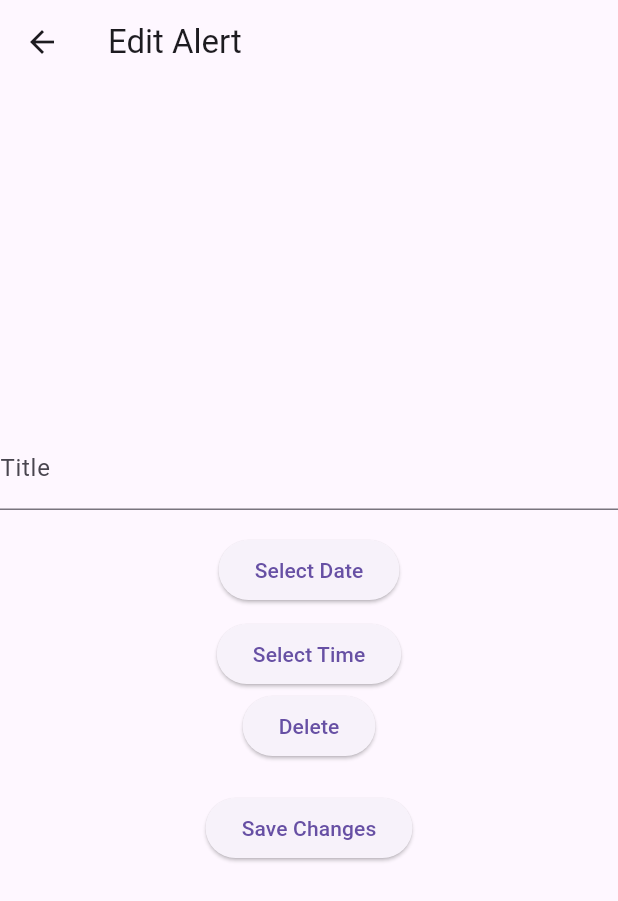
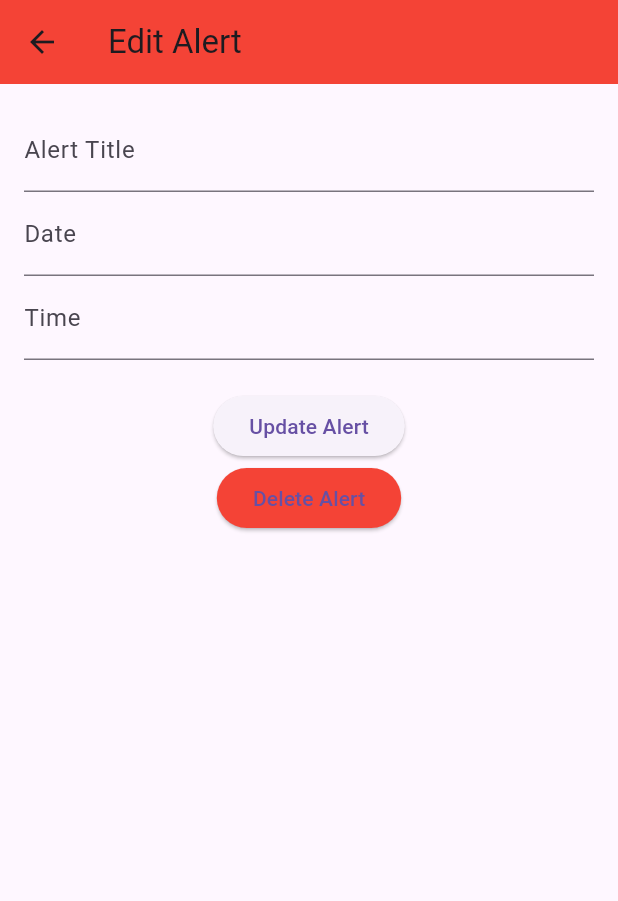
Before and after one commit to UNO-CSCI4830/GlucoGuide, a Flutter app: the EditAlert screen opened directly with empty values, on a phone screen of 412 x 824 dp. Shown: the top 901 px of the screen. Run offline on Flutter 3.47's test engine with Material 3 defaults, Android fonts, the phone set to English and light mode, and no system bars; our stand-ins replace cloud_firestore, firebase_auth, firebase_core; accounts and stored records are empty; statements that could not run were skipped.

Commit message:
Changed edit_alert to update firebase

```diff
--- a/glucoguide/lib/screens/alerts/alerts_page.dart
+++ b/glucoguide/lib/screens/alerts/alerts_page.dart
@@ -1,6 +1,8 @@
 import 'package:flutter/material.dart';
 import 'package:glucoguide/providers/user_provider.dart';
 import 'package:provider/provider.dart';
+import 'add_alert.dart';
+import 'edit_alert.dart';
 
 class AlertsPage extends StatefulWidget {
   const AlertsPage({super.key});
@@ -12,6 +14,12 @@ class AlertsPage extends StatefulWidget {
 class _AlertsPageState extends State<AlertsPage> {
   final List<Map<String, dynamic>> _alerts = []; // List to store alerts
 
+  //Function to delete an alert
+  void _deleteAlert(Map<String, dynamic> alert){
+    setState((){
+      _alerts.remove(alert);
+    });
+  }
   // Function to add an alert to the list
   void _addAlert(Map<String, dynamic> alert) {
     setState(() {
@@ -36,10 +44,24 @@ class _AlertsPageState extends State<AlertsPage> {
     });
   }
 
+    // Function to navigate to EditAlert page
+  void _editAlert(Map<String, dynamic> alert) {
+    Navigator.push(
+      context,
+      MaterialPageRoute(
+        builder: (context) => EditAlert(
+          alert: alert,
+          onDelete: _deleteAlert, // Pass the delete function
+          alertID: alert['id'],
+        ),
+      ),
+    );
+  }
+
   @override
   Widget build(BuildContext context) {
     final userProfile = Provider.of<UserProvider>(context).userProfile;
-    final alertsList = userProfile?.alerts;
+    final alertsList = userProfile?.alerts ?? [];
 
     return Scaffold(
       appBar: AppBar(
@@ -81,7 +103,7 @@ class _AlertsPageState extends State<AlertsPage> {
                           final updated_alert = await Navigator.push(
                             context,
                             MaterialPageRoute(
-                              builder: (context) => EditAlert(alert: alert),
+                              builder: (context) => EditAlert(alert: alert, onDelete: _deleteAlert, alertID: alert['id'],),
                             ),
                           );
                           if (updated_alert != null) {
@@ -98,197 +120,3 @@ class _AlertsPageState extends State<AlertsPage> {
     );
   }
 }
-
-class AddAlert extends StatefulWidget {
-  const AddAlert({super.key});
-
-  @override
-  Add_Alert createState() => Add_Alert();
-}
-
-// Page to handle making new alerts
-class Add_Alert extends State<AddAlert> {
-  final TextEditingController _alertName = TextEditingController();
-  DateTime? selectedDate; //variable to hold user selected date
-  String? selectedTime;
-
-  //Function to pick date
-  Future<void> _selectDate(BuildContext context) async {
-    final DateTime? picked = await showDatePicker(
-      context: context,
-      initialDate: DateTime.now(),
-      firstDate: DateTime(2000),
-      lastDate: DateTime(2101),
-    );
-    if (picked != null) {
-      selectedDate = picked; //Store the selected date
-      ScaffoldMessenger.of(context).showSnackBar(
-        //Display message to show success
-        SnackBar(
-            content: Text('Selected Date: ${picked.toLocal()}'.split(' ')[0])),
-      );
-    }
-  }
-
-// Function to pick time
-  Future<void> _selectTime(BuildContext context) async {
-    final TimeOfDay? pickedTime = await showTimePicker(
-      context: context,
-      initialTime: TimeOfDay.now(),
-    );
-    if (pickedTime != null) {
-      setState(
-        () {
-          selectedTime = pickedTime.format(context);
-        },
-      );
-    }
-  }
-
-  @override
-  Widget build(BuildContext context) {
-    return Scaffold(
-      appBar: AppBar(title: const Text('New Alert')),
-      body: Center(
-        child: Column(
-          mainAxisAlignment: MainAxisAlignment.center,
-          children: [
-            TextField(
-              //Title of the alert
-              controller: _alertName,
-              decoration: const InputDecoration(labelText: 'Title'),
-            ),
-            const SizedBox(height: 16),
-            ElevatedButton(
-              //Date selector
-              onPressed: () => _selectDate(context),
-              child: const Text('Select Date'),
-            ),
-            const SizedBox(height: 8), // Space between date and time button
-            ElevatedButton(
-              onPressed: () => _selectTime(context),
-              child: const Text('Select Time'),
-            ),
-            const SizedBox(height: 20),
-            ElevatedButton(
-              onPressed: () {
-                if (selectedDate != null && selectedTime != null) {
-                  final newAlert = {
-                    'title': _alertName.text,
-                    'date': selectedDate!.toLocal().toString().split(' ')[0],
-                    'time': selectedTime,
-                  };
-                  Navigator.pop(context, newAlert);
-                }
-              },
-              child: const Text('Save'),
-            ),
-          ],
-        ),
-      ),
-    );
-  }
-}
-
-//page to edit existing alert
-class EditAlert extends StatefulWidget {
-  final Map<String, dynamic> alert;
-  const EditAlert({required this.alert, super.key});
-
-  @override
-  edit_alert createState() => edit_alert();
-}
-
-class edit_alert extends State<EditAlert> {
-  late TextEditingController alert_name;
-  DateTime? selected_date;
-  String? selected_time;
-
-  @override
-  void initState() {
-    super.initState();
-    alert_name = TextEditingController(text: widget.alert['title']);
-    selected_date = DateTime.parse(widget.alert['date']);
-    selected_time = widget.alert['time'];
-  }
-
-  //Function to pick date
-  Future<void> _selectDate(BuildContext context) async {
-    final DateTime? picked = await showDatePicker(
-      context: context,
-      initialDate: selected_date ?? DateTime.now(),
-      firstDate: DateTime(2000),
-      lastDate: DateTime(2101),
-    );
-    if (picked != null) {
-      setState(() {
-        selected_date = picked; //Store the selected date
-      });
-      ScaffoldMessenger.of(context).showSnackBar(
-        //Display message to show success
-        SnackBar(
-            content: Text('Selected Date: ${picked.toLocal()}'.split(' ')[0])),
-      );
-    }
-  }
-
-// Function to pick time
-  Future<void> _selectTime(BuildContext context) async {
-    final TimeOfDay? pickedTime = await showTimePicker(
-      context: context,
-      initialTime: TimeOfDay.now(),
-    );
-    if (pickedTime != null) {
-      setState(() {
-        selected_time = pickedTime.format(context);
-      });
-    }
-  }
-
-  @override
-  Widget build(BuildContext context) {
-    return Scaffold(
-      appBar: AppBar(title: const Text('Edit Alert')),
-      body: Center(
-        child: Column(
-          mainAxisAlignment: MainAxisAlignment.center,
-          children: [
-            TextField(
-              controller: alert_name,
-              decoration: const InputDecoration(labelText: 'Title'),
-            ),
-            const SizedBox(height: 16),
-            ElevatedButton(
-              onPressed: () => _selectDate(context),
-              child: const Text('Select Date'),
-            ),
-            const SizedBox(height: 8),
-            ElevatedButton(
-              onPressed: () => _selectTime(context),
-              child: const Text('Select Time'),
-            ),
-            ElevatedButton(
-              onPressed: () {
-                return null;
-              },
-              child: const Text('Delete'),
-            ),
-            const SizedBox(height: 20),
-            ElevatedButton(
-              onPressed: () {
-                final updatedAlert = {
-                  'title': alert_name.text,
-                  'date': selected_date!.toLocal().toString().split(' ')[0],
-                  'time': selected_time,
-                };
-                Navigator.pop(context, updatedAlert);
-              },
-              child: const Text('Save Changes'),
-            ),
-            const SizedBox(height: 20),
-          ],
-        ),
-      ),
-    );
-  }
-}
--- /dev/null
+++ b/glucoguide/lib/screens/alerts/edit_alert.dart
@@ -0,0 +1,149 @@
+//lib//pages/edit_alert.dart
+import 'package:flutter/material.dart';
+import 'package:cloud_firestore/cloud_firestore.dart';
+
+//page to edit existing alert
+class EditAlert extends StatefulWidget {
+  final Map<String, dynamic> alert;
+  final Function(Map<String, dynamic>) onDelete;
+  final String alertID;
+  const EditAlert({
+    Key? key,
+    required this.alert,
+    required this.onDelete,
+    required this.alertID,
+  }) : super(key: key);
+
+  @override
+  edit_alert createState() => edit_alert();
+}
+
+class edit_alert extends State<EditAlert> {
+  final TextEditingController alert_name = TextEditingController();
+  final TextEditingController selected_date = TextEditingController();
+  final TextEditingController selected_time = TextEditingController();
+
+  @override
+  void initState() {
+    super.initState();
+    assert(widget.alertID != null && widget.alertID.isNotEmpty, "Alert ID is required");
+    alert_name.text = widget.alert['title'] ?? '';
+    selected_date.text = widget.alert['date'] ?? '';
+    selected_time.text = widget.alert['time'] ?? '';
+  }
+
+  void dispose() {
+   alert_name.dispose();
+    selected_date.dispose();
+   selected_time.dispose();
+   super.dispose();
+  }
+
+  Future<void> _selectDate(BuildContext context) async {
+  final DateTime? picked = await showDatePicker(
+    context: context,
+    initialDate: DateTime.now(),
+    firstDate: DateTime(2000),
+    lastDate: DateTime(2101),
+  );
+  if (picked != null) {
+    selected_date.text = picked.toLocal().toString().split(' ')[0];
+  }
+}
+
+Future<void> _selectTime(BuildContext context) async {
+  final TimeOfDay? picked = await showTimePicker(
+    context: context,
+    initialTime: TimeOfDay.now(),
+  );
+  if (picked != null) {
+    selected_time.text = picked.format(context);
+  }
+}
+ // Function to update the alert in Firebase
+  Future<void> _updateAlert() async {
+    try {
+      // Reference to the alert document in Firestore
+      final alertRef = FirebaseFirestore.instance.collection('alerts').doc(widget.alertID);
+
+      // Update the alert in Firestore
+      await alertRef.update({
+        'title': alert_name.text.isNotEmpty ? alert_name.text : '',
+        'date': selected_date.text.isNotEmpty ? selected_date.text : '',
+        'time': selected_time.text.isNotEmpty ? selected_time.text : '',
+      });
+
+      // If successful, return the updated alert to the previous page
+      final updatedAlert = {
+        'title': alert_name.text,
+        'date': selected_date.text,
+        'time': selected_time.text,
+        'id': widget.alertID, // Ensure the ID is retained
+      };
+
+      Navigator.pop(context, updatedAlert);
+    } catch (e) {
+      // Handle error
+      print('Failed to update alert: $e');
+    }
+  }
+
+ // Function to delete the alert from Firebase
+  Future<void> _deleteAlert() async {
+    try {
+      final alertRef = FirebaseFirestore.instance.collection('alerts').doc(widget.alertID);
+
+      // Delete the alert from Firestore
+      await alertRef.delete();
+
+      // Call the onDelete callback in the parent widget
+      widget.onDelete(widget.alert);
+
+      // Navigate back to the AlertsPage after deletion
+      Navigator.pop(context);
+    } catch (e) {
+      print('Failed to delete alert: $e');
+    }
+  }
+
+   @override
+  Widget build(BuildContext context) {
+    return Scaffold(
+      appBar: AppBar(
+        backgroundColor: Colors.red,
+        title: const Text('Edit Alert'),
+      ),
+      body: Padding(
+        padding: const EdgeInsets.all(16.0),
+        child: Column(
+          children: [
+            TextField(
+              controller: alert_name,
+              decoration: const InputDecoration(labelText: 'Alert Title'),
+            ),
+            TextField(
+              controller: selected_date,
+              decoration: const InputDecoration(labelText: 'Date'),
+              onTap: () => _selectDate(context),
+            ),
+            TextField(
+              controller: selected_time,
+              decoration: const InputDecoration(labelText: 'Time'),
+              onTap: () => _selectTime(context),
+            ),
+            const SizedBox(height: 20),
+            ElevatedButton(
+              onPressed: _updateAlert,
+              child: const Text('Update Alert'),
+            ),
+            ElevatedButton(
+              onPressed: _deleteAlert,
+              child: const Text('Delete Alert'),
+              style: ElevatedButton.styleFrom(backgroundColor: Colors.red),
+            ),
+          ],
+        ),
+      ),
+    );
+  }
+}
```
Also changed, not shown: glucoguide/lib/screens/alerts/add_alert.dart (added, +93 -0 lines).
